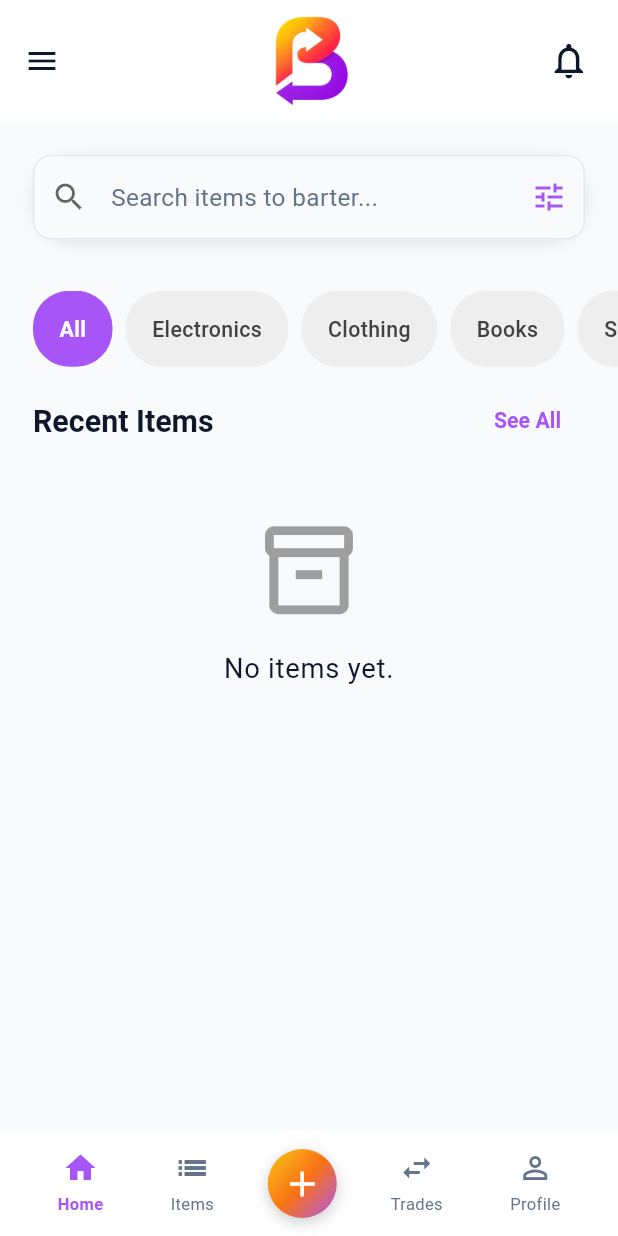
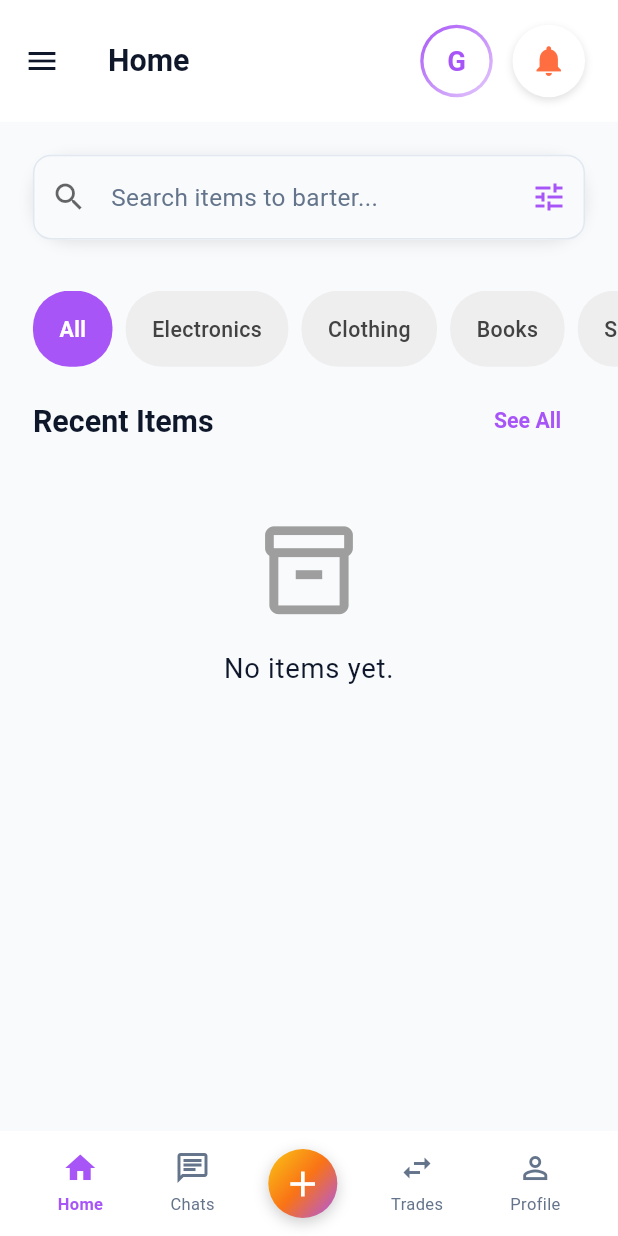
Before and after one commit to alaasabri456/barter_app, a Flutter app: the MainLayout screen opened by its route, on a phone screen of 412 x 824 dp. Run offline on Flutter 3.47's test engine with Material 3 defaults, Android fonts, the phone set to English and light mode, and no system bars; our stand-ins replace cached_network_image, cloud_firestore, firebase_auth, firebase_core, firebase_messaging, firebase_storage and 11 more; accounts and stored records are empty; key blocks and very long unbroken strings in the code were emptied for the run.

Commit message:
enhance home screen

```diff
--- a/lib/core/routes_manager/routes_manager.dart
+++ b/lib/core/routes_manager/routes_manager.dart
@@ -10,6 +10,7 @@ import '../../features/create_product/create_product.dart';
 import '../../features/main_layout/main_layout.dart';
 import '../../features/on_boarding/start_screen.dart';
 import '../../features/products/product_details_screen.dart';
+import '../../features/products/products_screen.dart';
 
 import '../../features/trade/trade_management_screen.dart';
 import '../../features/profile/trade_history_screen.dart';
@@ -41,6 +42,7 @@ class RoutesManager {
   static const String notifications = '/notifications';
   static const String leaveReview = '/leave-review';
   static const String editProfile = '/edit-profile';
+  static const String myProducts = '/myProducts';
 
   static Route? router(RouteSettings setting) {
     switch (setting.name) {
@@ -166,6 +168,11 @@ class RoutesManager {
           return MaterialPageRoute(
               builder: (context) => const EditProfileScreen());
         }
+      case myProducts:
+        {
+          return MaterialPageRoute(
+              builder: (context) => const ProductsScreen());
+        }
     }
     return null;
   }
--- a/lib/features/home/home_screen.dart
+++ b/lib/features/home/home_screen.dart
@@ -467,21 +467,71 @@ class _HomeScreenState extends State<HomeScreen> {
 
     return Scaffold(
       appBar: CustomAppBar(
-        title: '',
-        titleWidget: Image.asset(
-          'assets/images/logo.png',
-          height: 120.h,
-          fit: BoxFit.contain,
-        ),
+        title: 'Home',
+        centerTitle: false,
         height: 80,
         actions: [
+          // Profile Photo
+          Container(
+            padding: EdgeInsets.all(2.w),
+            decoration: BoxDecoration(
+              shape: BoxShape.circle,
+              gradient: LinearGradient(
+                colors: [
+                  Theme.of(context).primaryColor,
+                  Theme.of(context).primaryColor.withOpacity(0.3),
+                ],
+                begin: Alignment.topLeft,
+                end: Alignment.bottomRight,
+              ),
+            ),
+            child: CircleAvatar(
+              radius: 20.w,
+              backgroundColor: Colors.white,
+              backgroundImage: user?.profileImageUrl != null
+                  ? NetworkImage(user!.profileImageUrl!)
+                  : null,
+              child: user?.profileImageUrl == null
+                  ? Text(
+                      (user?.name ?? 'G').substring(0, 1).toUpperCase(),
+                      style: TextStyle(
+                        fontSize: 18.sp,
+                        fontWeight: FontWeight.bold,
+                        color: Theme.of(context).primaryColor,
+                      ),
+                    )
+                  : null,
+            ),
+          ),
+          SizedBox(width: 12.w),
+          // Notification Icon
           Stack(
+            clipBehavior: Clip.none,
             children: [
-              IconButton(
-                onPressed: () {
+              GestureDetector(
+                onTap: () {
                   Navigator.pushNamed(context, RoutesManager.notifications);
                 },
-                icon: Icon(Icons.notifications_outlined, size: 28.sp),
+                child: Container(
+                  width: 44.w,
+                  height: 44.w,
+                  decoration: const BoxDecoration(
+                    color: Colors.white,
+                    shape: BoxShape.circle,
+                    boxShadow: [
+                      BoxShadow(
+                        color: Colors.black12,
+                        blurRadius: 4,
+                        offset: Offset(0, 2),
+                      ),
+                    ],
+                  ),
+                  child: Icon(
+                    Icons.notifications,
+                    color: Colors.deepOrangeAccent,
+                    size: 24.sp,
+                  ),
+                ),
               ),
               StreamBuilder<int>(
                 stream: FirebaseService.getUnreadNotificationCount(
@@ -492,18 +542,18 @@ class _HomeScreenState extends State<HomeScreen> {
                     return const SizedBox.shrink();
                   }
                   return Positioned(
-                    right: 8.w,
-                    top: 8.h,
+                    right: -2.w,
+                    top: -2.h,
                     child: Container(
                       padding: EdgeInsets.all(4.w),
                       decoration: BoxDecoration(
                         color: Colors.red,
                         shape: BoxShape.circle,
-                        border: Border.all(color: Colors.white, width: 1.5),
+                        border: Border.all(color: Colors.white, width: 2),
                       ),
                       constraints: BoxConstraints(
-                        minWidth: 16.w,
-                        minHeight: 16.w,
+                        minWidth: 18.w,
+                        minHeight: 18.w,
                       ),
                       child: Center(
                         child: Text(
@@ -521,7 +571,7 @@ class _HomeScreenState extends State<HomeScreen> {
               ),
             ],
           ),
-          SizedBox(width: 8.w),
+          SizedBox(width: 20.w),
         ],
       ),
       drawer: Drawer(
--- a/lib/features/main_layout/main_layout.dart
+++ b/lib/features/main_layout/main_layout.dart
@@ -1,7 +1,7 @@
 // ignore_for_file: deprecated_member_use
 
 import 'package:barter/features/home/home_screen.dart';
-import 'package:barter/features/products/products_screen.dart';
+import 'package:barter/features/chat/chat_list_screen.dart';
 import 'package:barter/features/profile/profile_screen.dart';
 import 'package:barter/features/trade/trade_management_screen.dart';
 import 'package:flutter/material.dart';
@@ -23,7 +23,7 @@ class MainLayout extends StatefulWidget {
 class _MainLayoutState extends State<MainLayout> with TickerProviderStateMixin {
   List<Widget> tabs = [
     HomeScreen(),
-    ProductsScreen(),
+    ChatListScreen(),
     TradeManagementScreen(),
     ProfileScreen(),
   ];
@@ -90,8 +90,8 @@ class _MainLayoutState extends State<MainLayout> with TickerProviderStateMixin {
             onTap: () => _onTap(0),
           ),
           _buildNavItem(
-            icon: selectedIndex == 1 ? Icons.list : Icons.list_outlined,
-            label: AppLocalizations.of(context)!.items,
+            icon: selectedIndex == 1 ? Icons.chat : Icons.chat_outlined,
+            label: AppLocalizations.of(context)!.chats,
             isSelected: selectedIndex == 1,
             onTap: () => _onTap(1),
           ),
--- a/lib/features/products/products_screen.dart
+++ b/lib/features/products/products_screen.dart
@@ -2,6 +2,7 @@
 
 import 'package:flutter/material.dart';
 import 'package:flutter_screenutil/flutter_screenutil.dart';
+import '../../core/routes_manager/routes_manager.dart';
 import '../../core/widgets/custom_app_bar.dart';
 import '../../core/widgets/loading_widget.dart';
 import '../../features/authentication/models/user_model.dart';
@@ -12,6 +13,7 @@ import 'widgets/product_card.dart';
 import '../create_product/create_product.dart';
 import 'product_details_screen.dart';
 import '../../core/services/location_service.dart';
+import '../create_product/widgets/create_offer_popup.dart';
 import 'package:geolocator/geolocator.dart';
 
 class ProductsScreen extends StatefulWidget {
@@ -423,6 +425,25 @@ class _ProductsScreenState extends State<ProductsScreen>
           ),
         ],
       ),
+      floatingActionButton: FloatingActionButton(
+        onPressed: () {
+          showDialog(
+            context: context,
+            builder: (context) => CreateOfferPopup(
+              onSelect: (type) {
+                Navigator.pop(context); // Close popup
+                Navigator.pushNamed(
+                  context,
+                  RoutesManager.createProduct,
+                  arguments: type,
+                ).then((_) => _loadProducts());
+              },
+            ),
+          );
+        },
+        backgroundColor: Theme.of(context).primaryColor,
+        child: const Icon(Icons.add, color: Colors.white),
+      ),
     );
   }
 
--- a/lib/features/profile/profile_screen.dart
+++ b/lib/features/profile/profile_screen.dart
@@ -431,6 +431,16 @@ class _ProfileScreenState extends State<ProfileScreen> {
 
                   if (!isGuest) ...[
                     _buildSettingItem(
+                      icon: Icons.inventory_2_outlined,
+                      title: locale.items,
+                      subtitle: 'Manage and edit your listed items',
+                      onTap: () {
+                        Navigator.of(
+                          context,
+                        ).pushNamed(RoutesManager.myProducts);
+                      },
+                    ),
+                    _buildSettingItem(
                       icon: Icons.person_outline,
                       title: locale.editProfile,
                       subtitle: 'Update your personal information',
--- a/lib/l10n/app_ar.arb
+++ b/lib/l10n/app_ar.arb
@@ -23,6 +23,7 @@
   "signInWithGoogle": "تسجيل الدخول بواسطة جوجل",
   "continueAsGuest": "المتابعة كضيف",
   "home": "الرئيسية",
+  "chats": "المحادثات",
   "items": "العناصر",
   "trades": "المبادلات",
   "profile": "الحساب",
--- a/lib/l10n/app_en.arb
+++ b/lib/l10n/app_en.arb
@@ -36,6 +36,7 @@
   "signInWithGoogle": "Sign in with Google",
   "continueAsGuest": "Continue as Guest",
   "home": "Home",
+  "chats": "Chats",
   "items": "Items",
   "trades": "Trades",
   "profile": "Profile",
--- a/lib/l10n/app_localizations.dart
+++ b/lib/l10n/app_localizations.dart
@@ -235,6 +235,12 @@ abstract class AppLocalizations {
   /// In en, this message translates to:
   /// **'Home'**
   String get home;
+
+  /// No description provided for @chats.
+  ///
+  /// In en, this message translates to:
+  /// **'Chats'**
+  String get chats;
 
   /// No description provided for @items.
   ///
--- a/lib/l10n/app_localizations_ar.dart
+++ b/lib/l10n/app_localizations_ar.dart
@@ -78,6 +78,9 @@ class AppLocalizationsAr extends AppLocalizations {
 
   @override
   String get home => 'الرئيسية';
+
+  @override
+  String get chats => 'المحادثات';
 
   @override
   String get items => 'العناصر';
--- a/lib/l10n/app_localizations_en.dart
+++ b/lib/l10n/app_localizations_en.dart
@@ -78,6 +78,9 @@ class AppLocalizationsEn extends AppLocalizations {
 
   @override
   String get home => 'Home';
+
+  @override
+  String get chats => 'Chats';
 
   @override
   String get items => 'Items';
```
